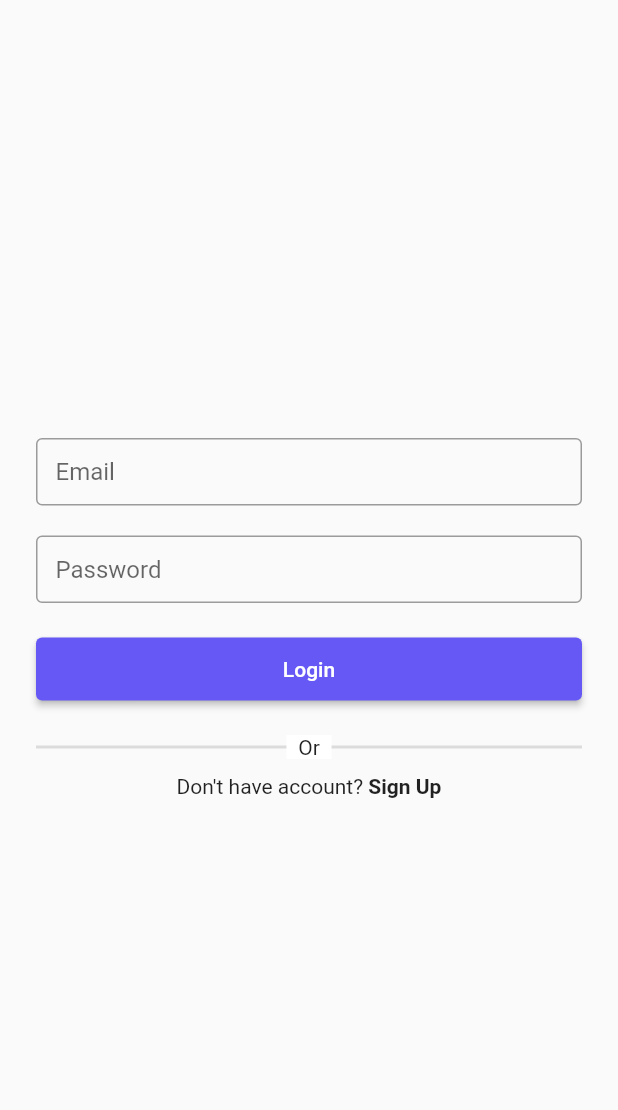
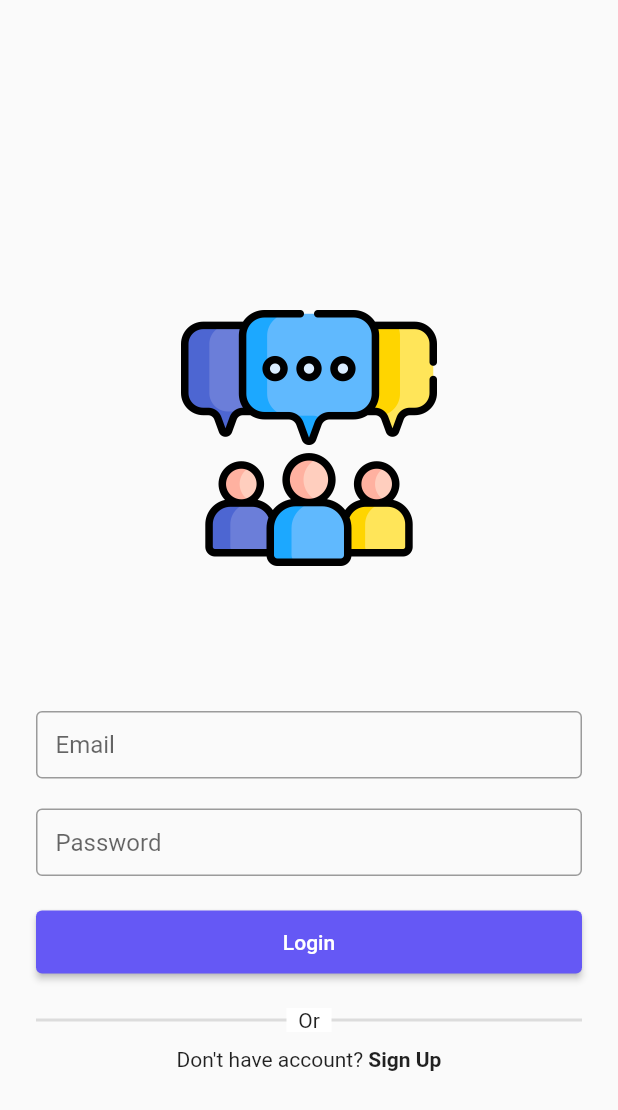
Before and after one commit to yashagozwan/discussin-mobile, a Flutter app: the screen it shows after launch, on a phone screen of 412 x 824 dp. Shown: the top 1110 px of the screen. Run offline on Flutter 3.47's test engine with Material 2 defaults, Android fonts, the phone set to English and light mode, and no system bars; our stand-ins replace flutter_riverpod.

Commit message:
Add Icon

```diff
--- a/lib/src/screen/sign_in/sign_in_screen.dart
+++ b/lib/src/screen/sign_in/sign_in_screen.dart
@@ -32,6 +32,7 @@ class _SignInScreenState extends ConsumerState<SignInScreen> {
               mainAxisAlignment: MainAxisAlignment.center,
               crossAxisAlignment: CrossAxisAlignment.stretch,
               children: [
+                Image.asset('assets/images/group.png', scale: 3),
                 TextFormField(
                   controller: _emailController,
                   decoration: const InputDecoration(
--- a/pubspec.yaml
+++ b/pubspec.yaml
@@ -62,6 +62,8 @@ flutter:
   uses-material-design: true
 
   # To add assets to your application, add an assets section, like this:
+  assets:
+    - assets/images/
   # assets:
   #   - images/a_dot_burr.jpeg
   #   - images/a_dot_ham.jpeg
```
Also changed, not shown: assets/images/group.png (added).
